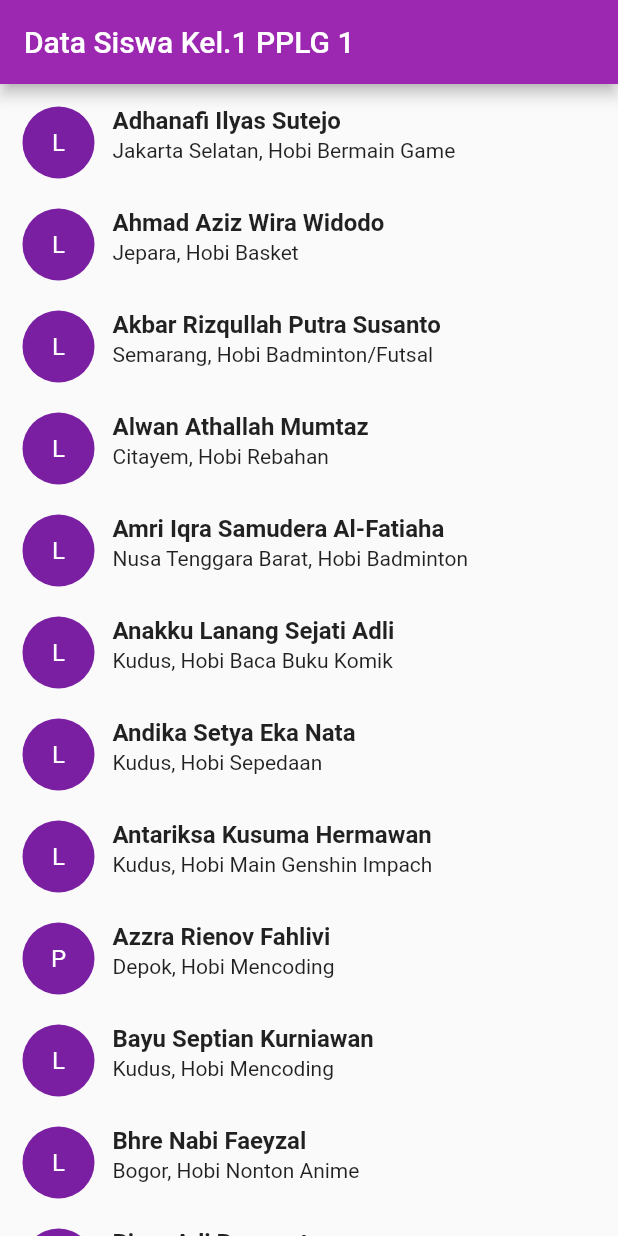
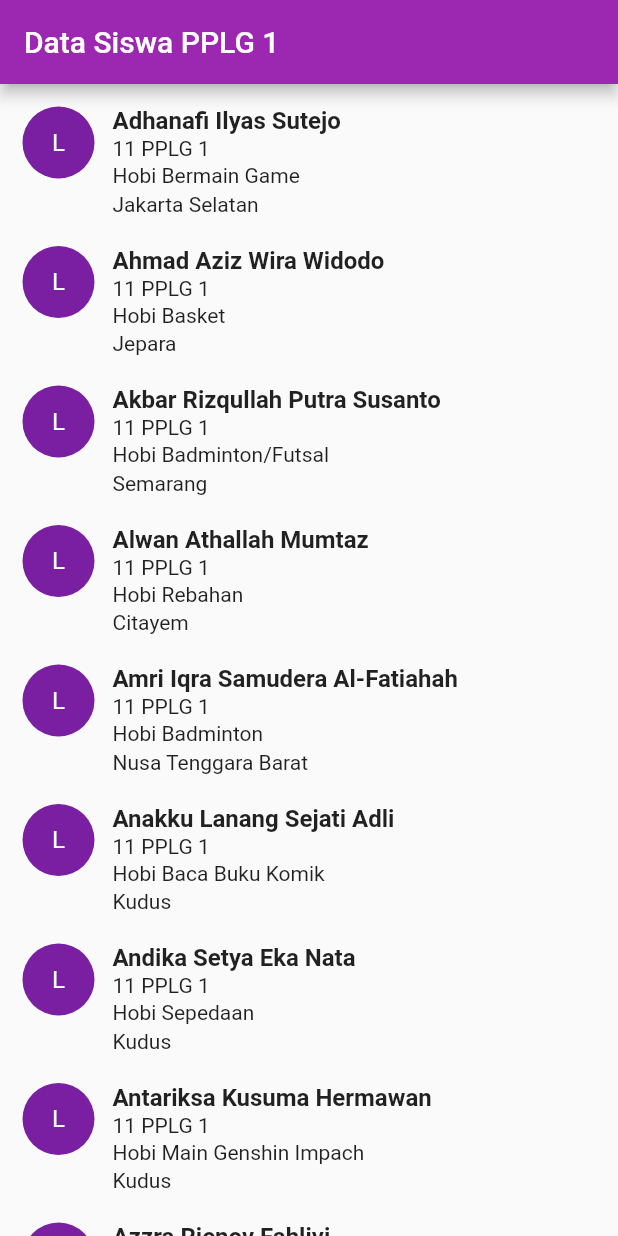
Before and after one commit to FirdausHA/Latihan_Listview, a Flutter app: the screen it shows after launch, on a phone screen of 412 x 824 dp. Run offline on Flutter 3.47's test engine with Material 2 defaults, Android fonts, the phone set to English and light mode, and no system bars.

Commit message:
third commit

```diff
--- a/lib/Listview_kuy.dart
+++ b/lib/Listview_kuy.dart
@@ -16,7 +16,7 @@ class _listviewState extends State<listview> {
     return CircleAvatar(
       radius: 24,
       child: Text(
-        namaModel[index].kodeName,
+        SiswaModel[index].Gender,
         style: TextStyle(color: Colors.white),
       ),
     );
@@ -29,13 +29,21 @@ class _listviewState extends State<listview> {
         mainAxisAlignment: MainAxisAlignment.center,
         children: <Widget>[
           Text(
-            namaModel[index].name,
+            SiswaModel[index].name,
             style: TextStyle(fontSize: 16,
                 fontWeight: FontWeight.w600),
           ),
           Container(
+            margin: EdgeInsets.only(top: 1),
+            child: Text(SiswaModel[index].Kelas),
+          ),
+          Container(
             margin: EdgeInsets.only(top: 2),
-            child: Text(namaModel[index].Alamat),
+            child: Text(SiswaModel[index].Hobi),
+          ),
+          Container(
+            margin: EdgeInsets.only(top: 3),
+            child: Text(SiswaModel[index].Alamat),
           ),
         ],
       ),
@@ -45,16 +53,16 @@ class _listviewState extends State<listview> {
   @override
   Widget build(BuildContext context) {
     return Scaffold(
-      appBar: AppBar(title: Text("Data Siswa Kel.1 PPLG 1"),),
+      appBar: AppBar(title: Text("Data Siswa PPLG 1"),),
       body: ListView.builder(
         padding: EdgeInsets.all(5),
-        itemCount: namaModel.length,
+        itemCount: SiswaModel.length,
         itemBuilder: (buildContext, index) {
           return GestureDetector(
             onTap: (){
               //snackbar
               ScaffoldMessenger.of(context).showSnackBar(SnackBar(
-                content: Text("${namaModel[index].name}"),
+                content: Text("${SiswaModel[index].name}"),
                 duration: Duration(seconds: 2),
               ));
             },
--- a/lib/Siswa_Model.dart
+++ b/lib/Siswa_Model.dart
@@ -1,28 +1,31 @@
 class NameModel{
   final String name;
-  final String kodeName;
+  final String Gender;
+  final String Kelas;
+  final String Hobi;
   final String Alamat;
 
-  NameModel(this.name,this.kodeName,this.Alamat);
+
+  NameModel(this.name,this.Gender,this.Kelas, this.Hobi, this.Alamat);
 }
 
-List<NameModel> namaModel = [
-  NameModel("Adhanafi Ilyas Sutejo", "L", "Jakarta Selatan, Hobi Bermain Game"),
-  NameModel("Ahmad Aziz Wira Widodo", "L", "Jepara, Hobi Basket"),
-  NameModel("Akbar Rizqullah Putra Susanto", "L", "Semarang, Hobi Badminton/Futsal"),
-  NameModel("Alwan Athallah Mumtaz", "L", "Citayem, Hobi Rebahan"),
-  NameModel("Amri Iqra Samudera Al-Fatiaha", "L", "Nusa Tenggara Barat, Hobi Badminton"),
-  NameModel("Anakku Lanang Sejati Adli", "L", "Kudus, Hobi Baca Buku Komik"),
-  NameModel("Andika Setya Eka Nata", "L", "Kudus, Hobi Sepedaan"),
-  NameModel("Antariksa Kusuma Hermawan", "L", "Kudus, Hobi Main Genshin Impach"),
-  NameModel("Azzra Rienov Fahlivi", "P", "Depok, Hobi Mencoding"),
-  NameModel("Bayu Septian Kurniawan", "L", "Kudus, Hobi Mencoding"),
-  NameModel("Bhre Nabi Faeyzal", "L", "Bogor, Hobi Nonton Anime"),
-  NameModel("Bimo Adi Bramantyo", "L", "Cikarang, Hobi Basket"),
-  NameModel("Daffa Syauqi Syarif", "L", "Kudus, Hobi Bermain Game"),
-  NameModel("Danar Gading", "L", "Jakarta Timur, Hobi Futsal"),
-  NameModel("Dimas Bagus Adityas", "L", "Kudus, Hobi Bermain game"),
-  NameModel("Firdaus Hafidz Al-kaff", "L", "Demak, Hobi Badminton"),
-  NameModel("Hegel Al Rafli", "L", "Temanggung, Hobi futsal"),
-  NameModel("Hibatullah Fawwaz Hana", "L", "Kudus, Hobi Mecoding & Bermain Game"),
+List<NameModel> SiswaModel = [
+  NameModel("Adhanafi Ilyas Sutejo", "L", "11 PPLG 1","Hobi Bermain Game", "Jakarta Selatan"),
+  NameModel("Ahmad Aziz Wira Widodo", "L", "11 PPLG 1", "Hobi Basket", "Jepara"),
+  NameModel("Akbar Rizqullah Putra Susanto", "L", "11 PPLG 1", "Hobi Badminton/Futsal", "Semarang"),
+  NameModel("Alwan Athallah Mumtaz", "L", "11 PPLG 1", "Hobi Rebahan", "Citayem"),
+  NameModel("Amri Iqra Samudera Al-Fatiahah", "L", "11 PPLG 1", "Hobi Badminton", "Nusa Tenggara Barat"),
+  NameModel("Anakku Lanang Sejati Adli", "L", "11 PPLG 1", "Hobi Baca Buku Komik", "Kudus"),
+  NameModel("Andika Setya Eka Nata", "L", "11 PPLG 1", "Hobi Sepedaan", "Kudus"),
+  NameModel("Antariksa Kusuma Hermawan", "L", "11 PPLG 1", "Hobi Main Genshin Impach", "Kudus"),
+  NameModel("Azzra Rienov Fahlivi", "P", "11 PPLG 1", "Hobi Mencoding", "Depok"),
+  NameModel("Bayu Septian Kurniawan", "L", "11 PPLG 1", "Hobi Mencoding", "Kudus"),
+  NameModel("Bhre Nabil Faeyza", "L", "11 PPLG 1", "Hobi Nonton Anime", "Bogor"),
+  NameModel("Bimo Adi Bramantyo", "L", "11 PPLG 1", "Hobi Basket", "Cikarang"),
+  NameModel("Daffa Syauqi Syarif", "L", "11 PPLG 1", "Hobi Bermain Game", "Kudus"),
+  NameModel("Danar Gading", "L", "11 PPLG 1", "Hobi Futsal", "Jakarta Timur"),
+  NameModel("Dimas Bagus Adityas", "L", "11 PPLG 1", "Hobi Bermain game", "Kudus"),
+  NameModel("Firdaus Hafidz Al-kaff", "L", "11 PPLG 1", "Hobi Badminton", "Demak"),
+  NameModel("Hegel Al Rafli", "L", "11 PPLG 1", "Hobi Futsal", "Temanggung"),
+  NameModel("Hibatullah Fawwaz Hana", "L", "11 PPLG 1", "Hobi Mecoding & Bermain Game", "Kudus"),
 ];
```
